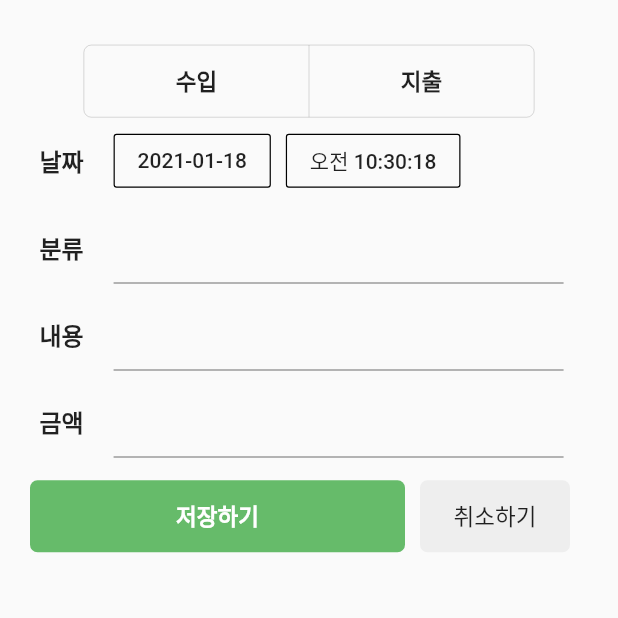
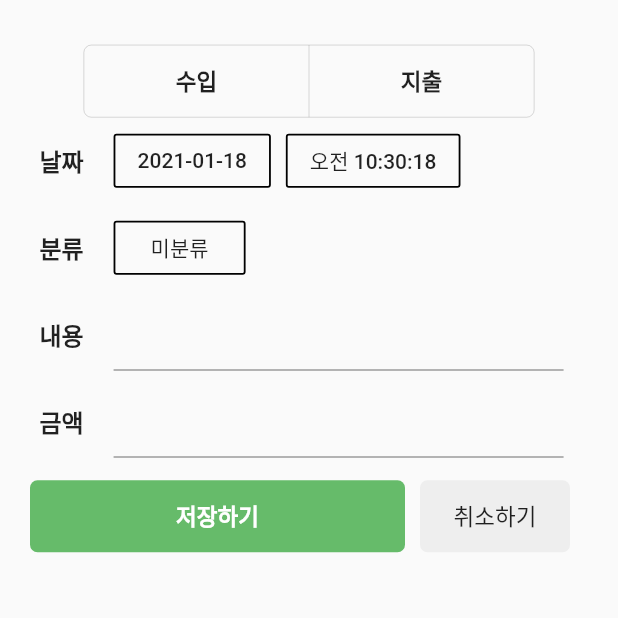
Before and after one commit to ChoboDeveloper/myledger, a Flutter app: the DialogView screen opened directly with empty values, on a phone screen of 412 x 824 dp, the top half of it. Run offline on Flutter 3.47's test engine with Material 2 defaults, Android fonts, the phone set to English and light mode, and no system bars; our stand-ins replace charts_flutter.

```diff
--- a/lib/day_dialogview.dart
+++ b/lib/day_dialogview.dart
@@ -3,6 +3,7 @@ import 'package:flutter/material.dart';
 import 'package:flutter/services.dart';
 import 'package:myledger/day_datalist.dart';
 import 'package:myledger/staticfunction.dart';
+import 'package:myledger/day_tagview.dart';
 
 class DialogView extends StatefulWidget {
   DialogView({this.arguments});
@@ -16,6 +17,7 @@ class _DialogViewState extends State<DialogView> {
   bool flag_in = false, flag_out = false;
   DateTime _getMonth;
   TimeOfDay _getTime;
+  String _getTag;
   final _datecontroller = TextEditingController();
   final _tagcontroller = TextEditingController();
   final _subjectcontroller = TextEditingController();
@@ -31,6 +33,9 @@ class _DialogViewState extends State<DialogView> {
       _tagcontroller.text = widget.arguments.tag;
       flag_in = widget.arguments.clr == 'green' ? true : false;
       flag_out = widget.arguments.clr == 'green' ? false : true;
+    }
+    else{
+      _tagcontroller.text = '미분류';
     }
   }
 
@@ -62,6 +67,7 @@ class _DialogViewState extends State<DialogView> {
               fillColor: flag_in ? Colors.green[400] : Colors.red[400],
               selectedColor: Colors.white,
               onPressed: (int index){
+                _tagcontroller.text = '미분류';
                 if (index == 0) {
                   flag_in = true; flag_out = false;
                 } else {
@@ -101,7 +107,7 @@ class _DialogViewState extends State<DialogView> {
                       _datecontroller.text.split(' ')[0],
                       style: TextStyle(color: Colors.black87),
                     ),
-                      borderSide: BorderSide(style: BorderStyle.solid, width: 0.8),
+                      borderSide: BorderSide(style: BorderStyle.solid, width: 1.2),
                     ),
                     Container(
                       width: 10,
@@ -128,7 +134,7 @@ class _DialogViewState extends State<DialogView> {
                         staticfunction.getTimeformat(DateTime.parse(_datecontroller.text)),
                       style: TextStyle(color: Colors.black87),
                     ),
-                      borderSide: BorderSide(style: BorderStyle.solid, width: 0.8),
+                      borderSide: BorderSide(style: BorderStyle.solid, width: 1.2),
                     )
                   ],
                 ),
@@ -142,12 +148,32 @@ class _DialogViewState extends State<DialogView> {
               Container(
                 width: 300,
                 margin: EdgeInsets.fromLTRB(20, 5, 10, 5),
-                child: TextField(
-                  controller: _tagcontroller,
-                  decoration: InputDecoration(
-                    focusedBorder: UnderlineInputBorder(borderSide: BorderSide(color: Colors.black, width:2.0),),
-                    border: UnderlineInputBorder(),
-                  ),
+                child: Row(
+                  children: [
+                    OutlineButton(onPressed: () async{
+                      _getTag = await showDialog(
+                          context: context,
+                          builder: (BuildContext context) {
+                            return AlertDialog(
+                              title: Text('분류를 선택하세요'),
+                              content: TagView(arguments: _getTag, arguments_flag: flag_in),
+                              actions: <Widget>[
+                                FlatButton(
+                                  child: Text('취소하기'),
+                                  onPressed: () {Navigator.pop(context, '미분류');},
+                                ),
+                              ],
+                            );
+                          });
+                      if(_getTag != null) {
+                        _tagcontroller.text = _getTag;
+                        setState(() {});
+                      }
+                    },
+                      child: Text(_tagcontroller.text),
+                      borderSide: BorderSide(style: BorderStyle.solid, width: 1.2),
+                    ),
+                  ],
                 ),
               ),
             ],
--- a/lib/month_datalist.dart
+++ b/lib/month_datalist.dart
@@ -72,8 +72,8 @@ class MonthDataList{
       String amount, clr;
 
       inputStream = fileContent.split('\n')[i];
-      amount = inputStream.split('/')[1];
-      clr = inputStream.split('/')[4];
+      amount = inputStream.split('#')[1];
+      clr = inputStream.split('#')[4];
 
       if(clr == 'green') {
         monthdatalist[index].add_value(int.parse(amount));
```
Also changed, not shown: lib/day_datalist.dart (+13 -13 lines), lib/day_tagview.dart (added, +114 -0 lines).
